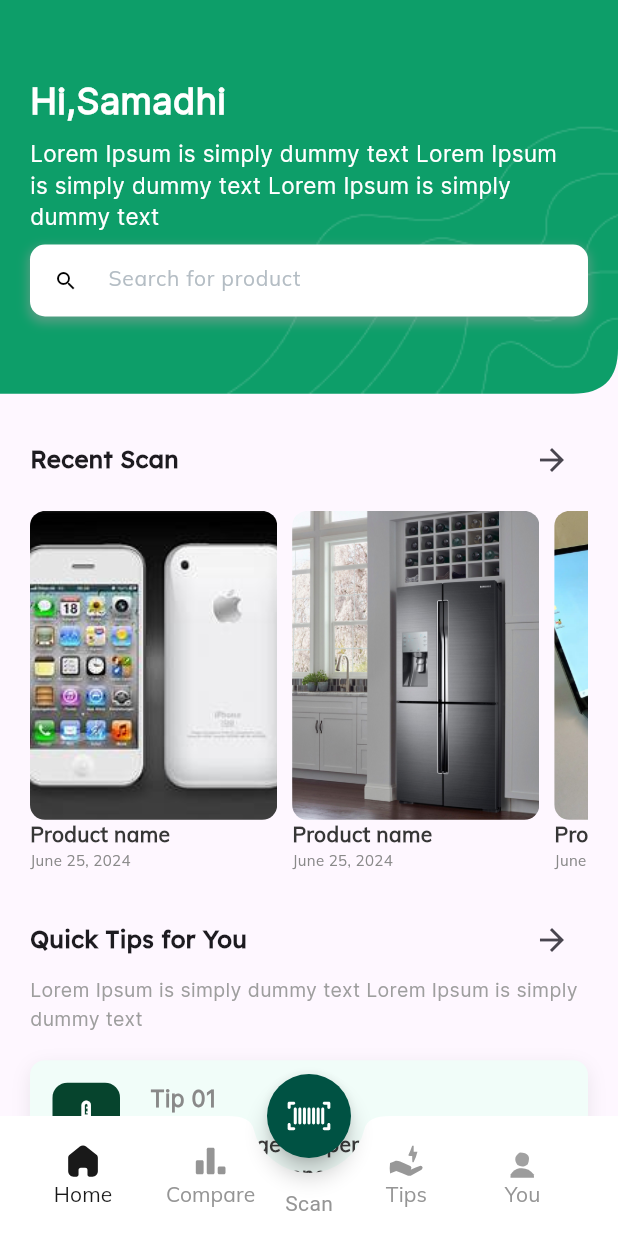
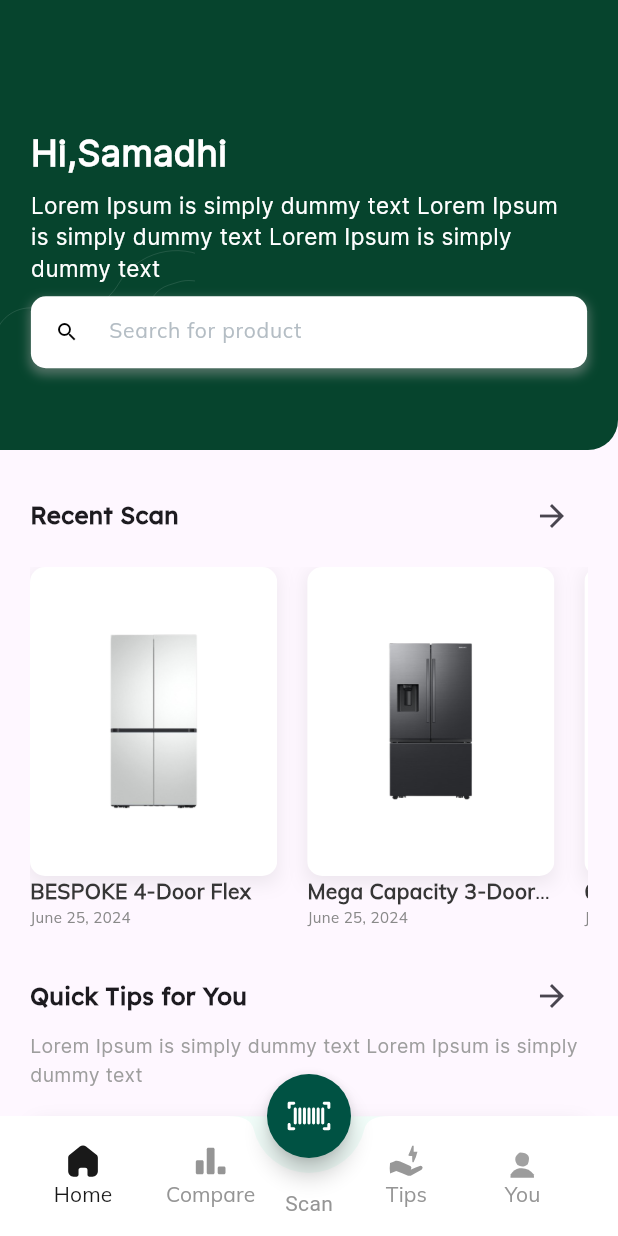
Before and after one commit to hasthiya99/wattchecker-flutter, a Flutter app: the LandingPage screen opened by its route, on a phone screen of 412 x 824 dp. Run offline on Flutter 3.47's test engine with Material 3 defaults, Android fonts, the phone set to English and light mode, and no system bars; our stand-ins replace camera, flutter_dash, flutter_svg, video_player; missing offline and left inert: qr_code_scanner; network calls fail.

Commit message:
ui issues fix #3

```diff
--- a/lib/constants/dummy_data.dart
+++ b/lib/constants/dummy_data.dart
@@ -1,6 +1,6 @@
 
 import 'package:wattchecker/models/device_info.dart';
-import 'package:wattchecker/widgets/productcard.dart';
+import 'package:wattchecker/models/scanned_device.dart';
 
 Device rf29a9675ap = Device(
   deviceName: "BESPOKE 4-Door Flex",
@@ -27,38 +27,43 @@ Device gsb6181ds = Device(
   imageUrl: "assets/images/gsb6181ds.png",
   powerRatingPerYear: 569
 );
+Device qn85a = Device(
+  deviceName: "85\" QN85A QLED 4K Smart TV",
+  modelNumber: "qn85a",
+  deviceType: "TV",
+  manufacturer: "Samsung",
+  imageUrl: "assets/images/qn85a.AVIF",
+  powerRatingPerYear: 235
+);
+
+Device a90j = Device(
+  deviceName: "65\" A90J OLED 4K HDR Smart TV",
+  modelNumber: "a90j",
+  deviceType: "TV",
+  manufacturer: "Sony",
+  imageUrl: "assets/images/a90j.webp",
+  powerRatingPerYear: 210
+);
+
+Device lgdualinverter = Device(
+  deviceName: "LG Dual Inverter Window Air Conditioner",
+  modelNumber: "lw1517ivsm",
+  deviceType: "Air Conditioner",
+  manufacturer: "LG",
+  imageUrl: "assets/images/lw1517ivsm.png",
+  powerRatingPerYear: 600
+);
+
 
 List<Device> deviceList = [];
 
-List<Device> database = [rf29a9675ap, rf32cg5400mtaa, gsb6181ds];
+List<Device> database = [rf29a9675ap, rf32cg5400mtaa, gsb6181ds, qn85a, a90j, lgdualinverter];
 
-
-List<ProductCard> getDummyProducts() {
-    return [
-      ProductCard(
-        productName: 'Product name',
-        imageUrl: 'assets/images/mobilephone.jpg',
-        scanDate: DateTime.now(),
-      ),
-      ProductCard(
-        productName: 'Product name',
-        imageUrl: 'assets/images/fridgenew.jpg',
-        scanDate: DateTime.now(),
-      ),
-      ProductCard(
-        productName: 'Product name',
-        imageUrl: 'assets/images/laptop.webp',
-        scanDate: DateTime.now(),
-      ),
-      ProductCard(
-        productName: 'Product name',
-        imageUrl: 'assets/images/headset.webp',
-        scanDate: DateTime.now(),
-      ),
-      ProductCard(
-        productName: 'Product name',
-        imageUrl: 'assets/images/tablet.jpg',
-        scanDate: DateTime.now(),
-      ),
-    ];
-  }
+List<ScannedDevice> scannedDevices = [
+  ScannedDevice(device: rf29a9675ap, scannedTime: DateTime.now(),),
+  ScannedDevice(device: rf32cg5400mtaa, scannedTime: DateTime.now()),
+  ScannedDevice(device: gsb6181ds, scannedTime: DateTime.now()),
+  ScannedDevice(device: qn85a, scannedTime: DateTime.now()),
+  ScannedDevice(device: a90j, scannedTime: DateTime.now()),
+  ScannedDevice(device: lgdualinverter, scannedTime: DateTime.now()),
+];
--- a/lib/screens/home_screen.dart
+++ b/lib/screens/home_screen.dart
@@ -1,6 +1,10 @@
 import 'package:flutter/material.dart';
+import 'package:flutter/widgets.dart';
+import 'package:flutter_svg/svg.dart';
 import 'package:wattchecker/constants/colors.dart';
 import 'package:wattchecker/constants/dummy_data.dart';
+import 'package:wattchecker/constants/screensize.dart';
+import 'package:wattchecker/models/scanned_device.dart';
 import 'package:wattchecker/widgets/productcard.dart';
 import 'package:wattchecker/widgets/tip_card.dart';
 import 'package:wattchecker/widgets/videocard.dart';
@@ -14,13 +18,13 @@ class HomeScreen extends StatefulWidget {
 }
 
 class _HomeScreenState extends State<HomeScreen> {
-  List<ProductCard> products = []; // Initialize as an empty list
+  List<ScannedDevice> products = []; // Initialize as an empty list
 
   @override
   void initState() {
     super.initState();
     // Initialize products list with dummy data
-    products = getDummyProducts();
+    products = scannedDevices;
   }
 
   @override
@@ -30,22 +34,26 @@ class _HomeScreenState extends State<HomeScreen> {
     return  SingleChildScrollView(
         child: Column(
           children: [
-            ClipPath(
-              clipper: BottomRightRoundedClipper(),
+            Container(
+              height: 300,
+              decoration: const BoxDecoration(
+                color: appGreen,
+                borderRadius: BorderRadius.only(bottomRight: Radius.circular(20))
+              ),
               child: Stack(
                 children: [
-                    Image.asset(
-                      'assets/images/feature_appbar.png',
-                      fit: BoxFit.cover,
-                      width: double.infinity,
+                  Positioned(
+                    left: -120,
+                    bottom: 0,
+                    child: SvgPicture.asset('assets/images/appbar_pattern.svg', width: 250,height: 250,)
                   ),
-                    Positioned(
-                      top: 50,
-                      left: 20,
-                      right: 20,
+                  Padding(
+                    padding: EdgeInsets.symmetric(horizontal: ScreenSize().width(context)*0.05),
                     child: Column(
+                      mainAxisAlignment: MainAxisAlignment.center,
                       crossAxisAlignment: CrossAxisAlignment.start,
                       children: [
+                        const SizedBox(height: 30,),
                         const Text(
                           'Hi,Samadhi',
                           style: TextStyle(
@@ -112,10 +120,10 @@ class _HomeScreenState extends State<HomeScreen> {
                 ],
               ),
             ),
-
             Padding(
-              padding: const EdgeInsets.only(left: 20, right: 20, top: 20),
+              padding: const EdgeInsets.only(left: 20, right: 20, top: 20, bottom: 200),
               child: Column(
+                mainAxisSize: MainAxisSize.max,
                 crossAxisAlignment: CrossAxisAlignment.start,
                 children: [
                   Row(
@@ -140,20 +148,23 @@ class _HomeScreenState extends State<HomeScreen> {
                   ),
                   const SizedBox(height: 10),
 
-                  // Use a conditional widget to handle null products
-                  products.isEmpty
-                      ? const CircularProgressIndicator(color: appBlack,) // Show loading indicator or handle as per your UI
-                      : SizedBox(
+                  //Use a conditional widget to handle null products
+                  if
+                    (products.isEmpty) const CircularProgressIndicator(color: appBlack,)
+                  else
+                    SizedBox(
                           height: screenHeight * 0.3,
+                          width: screenWidth,
                           child: ListView.builder(
                             scrollDirection: Axis.horizontal,
                             itemCount: products.length,
                             itemBuilder: (context, index) {
                               return Padding(
-                                padding: const EdgeInsets.only(right: 10),
-                                child: SizedBox(
-                                  width: screenWidth * 0.4,
-                                  child: products[index],
+                                padding: const EdgeInsets.only(right: 20.0),
+                                child: ProductCard(
+                                  productName: products[index].device.deviceName,
+                                  imageUrl: products[index].device.imageUrl,
+                                  scanDate: products[index].scannedTime
                                 ),
                               );
                             },
@@ -245,27 +256,8 @@ class _HomeScreenState extends State<HomeScreen> {
                 ],
               ),
             ),
-            const SizedBox(height: 200,)
           ],
         ),
       );
   }
 }
-
-class BottomRightRoundedClipper extends CustomClipper<Path> {
-  @override
-  Path getClip(Size size) {
-    var path = Path();
-    path.lineTo(0, size.height);
-    path.lineTo(
-        size.width - 30, size.height); // Move the path left for the curve
-    path.quadraticBezierTo(size.width, size.height, size.width,
-        size.height - 30); // Bottom-right rounded corner
-    path.lineTo(size.width, 0);
-    path.close();
-    return path;
-  }
-
-  @override
-  bool shouldReclip(CustomClipper<Path> oldClipper) => false;
-}
--- a/lib/widgets/productcard.dart
+++ b/lib/widgets/productcard.dart
@@ -1,5 +1,4 @@
 import 'package:flutter/material.dart';
-import 'package:flutter/widgets.dart';
 import 'package:intl/intl.dart';
 import 'package:wattchecker/constants/colors.dart';
 
@@ -31,22 +30,33 @@ class _ProductCardState extends State<ProductCard> {
 
     return Column(
       children: [
-        SizedBox(
-          height: screenHeight * 0.25,
-          width: screenWidth * 0.4,
+        Container(
+          decoration: BoxDecoration(
+          boxShadow: [
+            BoxShadow(
+                  blurRadius: 10,
+                  color: Colors.black.withOpacity(0.08),
+                  spreadRadius: 0,
+                  offset: const Offset(0,4)
+                )
+            ]
+          ),
           child: ClipRRect(
             borderRadius: const BorderRadius.all(
               Radius.circular(10.0),
             ),
+            child: Container(
+              height: screenHeight * 0.25,
+              width: screenWidth * 0.4,
+              color: Colors.white,
               child: Image.asset(
                 widget.imageUrl,
-              fit: BoxFit.cover,
+              ),
             ),
           ),
         ),
         SizedBox(
           width: screenWidth * 0.4,
-          child: Flexible(
           child: Text(
             widget.productName,
             style: const TextStyle(
@@ -55,8 +65,7 @@ class _ProductCardState extends State<ProductCard> {
                 fontFamily: 'Mulish',
                 fontWeight: FontWeight.w600),
             overflow: TextOverflow.ellipsis,
-              maxLines: 2, // Set the maximum number of lines
-            ),
+            //maxLines: 2, // Set the maximum number of lines
           ),
         ),
         SizedBox(
@@ -69,7 +78,7 @@ class _ProductCardState extends State<ProductCard> {
                 fontFamily: 'Mulish',
               ),
             overflow: TextOverflow.ellipsis,
-            maxLines: 2, // Set the maximum number of lines
+            //maxLines: 2, // Set the maximum number of lines
           ),
         ),
       ],
```
Also changed, not shown: lib/screens/recent_scans.dart (+11 -50 lines), assets/icons/search.svg (added), assets/images/a90j.webp (added), assets/images/lw1517ivsm.png (added), 1 other file. Lines whose indentation alone changed are shown as unchanged.
